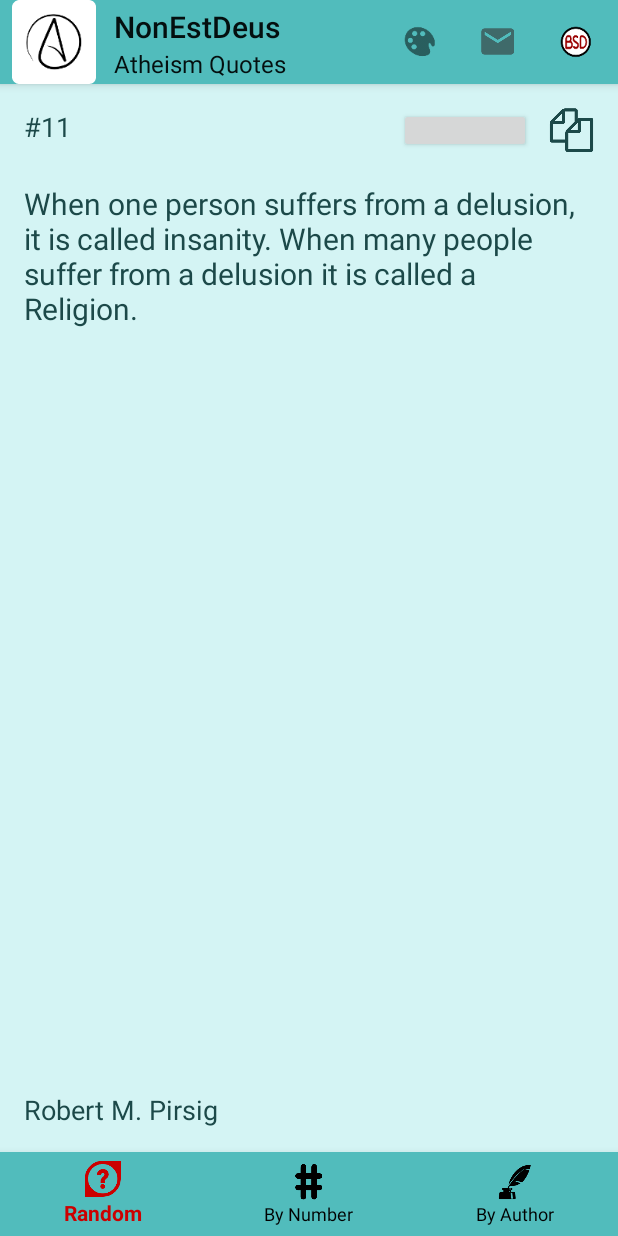
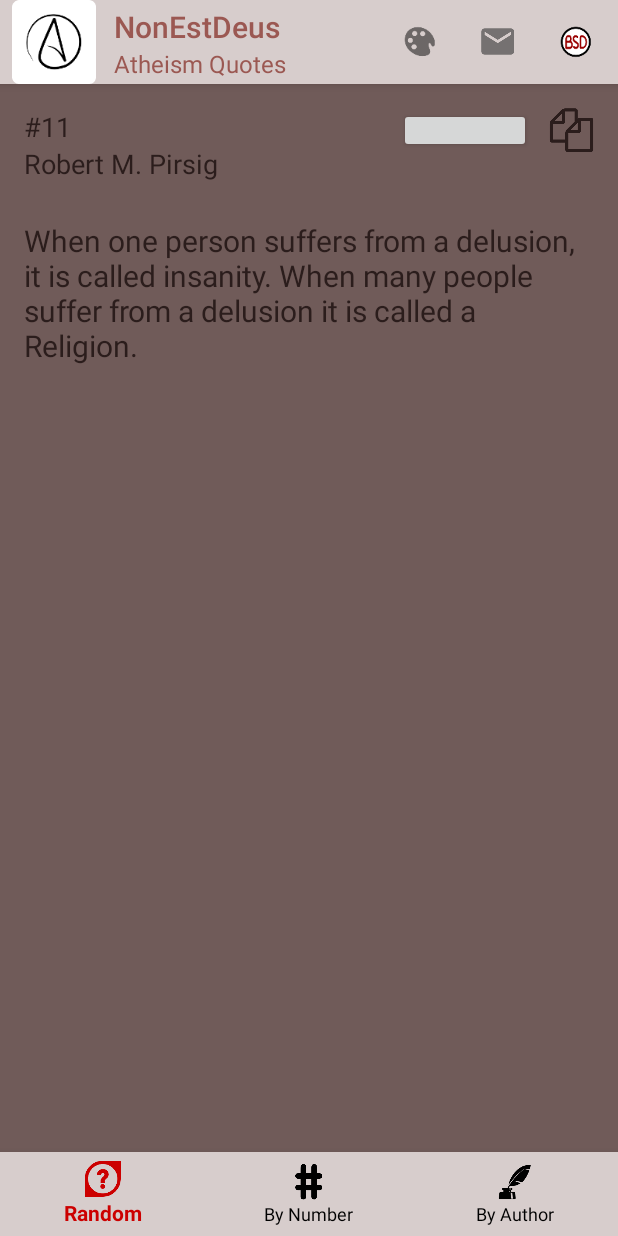
Before and after one commit to PatrickLeonard/NonEstDeus, an Android app: the screen it shows after launch (MainActivity), on a phone screen of 412 x 824 dp. Run offline under Robolectric (Android 15) with nearby library versions, the phone set to English and light mode, and no system bars; libraries missing offline, so code that uses them is left out: com.facebook.share; plain views replace ShareButton; 3 statements that could not run were skipped.

Commit message:
Move the position of the author name to facilitate large quotes.
Added another color palette to the wheel.

Updated the App version number

```diff
--- a/app/src/main/java/com/patrickleonard/nonestdeus/atheismquotes/MainActivity.java
+++ b/app/src/main/java/com/patrickleonard/nonestdeus/atheismquotes/MainActivity.java
@@ -22,7 +22,7 @@ import com.patrickleonard.nonestdeus.atheismquotes.quotes.QuoteBook;
 public class MainActivity extends AppCompatActivity implements QuoteListFragment.OnListFragmentInteractionListener {
 
     public static final String TAG = MainActivity.class.getCanonicalName();
-    public static final String APP_VERSION = "1.2.1";
+    public static final String APP_VERSION = "1.2.2";
     private BottomNavigationView mBottomNavigationView;
     private FragmentManager mFragmentManager;
     private BottomNavigationView.OnNavigationItemSelectedListener mOnNavigationItemSelectedListener
--- a/app/src/main/java/com/patrickleonard/nonestdeus/atheismquotes/palletWheel/PaletteWheel.java
+++ b/app/src/main/java/com/patrickleonard/nonestdeus/atheismquotes/palletWheel/PaletteWheel.java
@@ -16,7 +16,8 @@ public class PaletteWheel {
     //String arrays that hold the related color values
     static private int[] nPallets = { R.array.red_fuzz_smoke_storm,
             R.array.azure_black_sea_serpent, R.array.platinum_pastel_power_burgundy,
-            R.array.mantis_mint_tea_apple,R.array.grey_redwood_taupe_raisin
+            R.array.mantis_mint_tea_apple,R.array.grey_redwood_taupe_raisin,
+            R.array.jungle_acajou_peach_ochre_mustard
     };
     static private Random nRandom = new Random();
     static private int lastPallet = -1;
--- a/app/src/main/res/layout/quote_fragment.xml
+++ b/app/src/main/res/layout/quote_fragment.xml
@@ -16,32 +16,30 @@
         android:id="@+id/quoteNumTextView"
         android:layout_alignParentTop="true"
         android:layout_alignParentStart="true"
-        android:layout_toStartOf="@id/fb_share_button"
         android:textColor="#ff000000"
         android:text="@string/quoteNum"
+        android:textSize="18sp" />
+
+    <TextView
+        android:id="@+id/quoteAuthorTextView"
+        android:layout_width="wrap_content"
+        android:layout_height="wrap_content"
+        android:text="@string/authorText"
+        android:layout_below="@id/quoteNumTextView"
+        android:textAppearance="?android:attr/textAppearanceSmall"
+        android:textIsSelectable="true"
         android:textSize="18sp" />
 
     <TextView
         android:id="@+id/quoteTextView"
         android:layout_width="wrap_content"
         android:layout_height="wrap_content"
-        android:layout_below="@+id/quoteNumTextView"
+        android:layout_below="@+id/quoteAuthorTextView"
         android:layout_centerHorizontal="true"
         android:layout_marginTop="25dp"
         android:text="@string/quoteText"
         android:textIsSelectable="true"
         android:textSize="@dimen/abc_text_size_title_material" />
-
-    <TextView
-        android:id="@+id/quoteAuthorTextView"
-        android:layout_width="wrap_content"
-        android:layout_height="wrap_content"
-        android:layout_alignParentBottom="true"
-        android:layout_alignStart="@+id/quoteNumTextView"
-        android:text="@string/authorText"
-        android:textAppearance="?android:attr/textAppearanceSmall"
-        android:textIsSelectable="true"
-        android:textSize="18sp" />
 
     <ImageView
         android:contentDescription="@string/clipboard_copy_toast"
--- a/app/src/main/res/values/strings.xml
+++ b/app/src/main/res/values/strings.xml
@@ -247,6 +247,19 @@
         <item>#9DE577</item>
     </string-array>
 
+    <string-array name="jungle_acajou_peach_ochre_mustard">
+        <!--Title Text Color-->
+        <item>#1B2021</item>
+        <!--Toolbar/Navigation Bar Background Color-->
+        <item>#EFC69B</item>
+        <!--Quote Text Color-->
+        <item>#481D24</item>
+        <!--Quote Background Color-->
+        <item>#E9724C</item>
+        <!--List Fragment Item Background Color-->
+        <item>#FFC857</item>
+    </string-array>
+
     <string-array name="grey_redwood_taupe_raisin">
         <!--Title Text Color-->
         <item>#9B5852</item>
```
Also changed, not shown: 1 other file.
